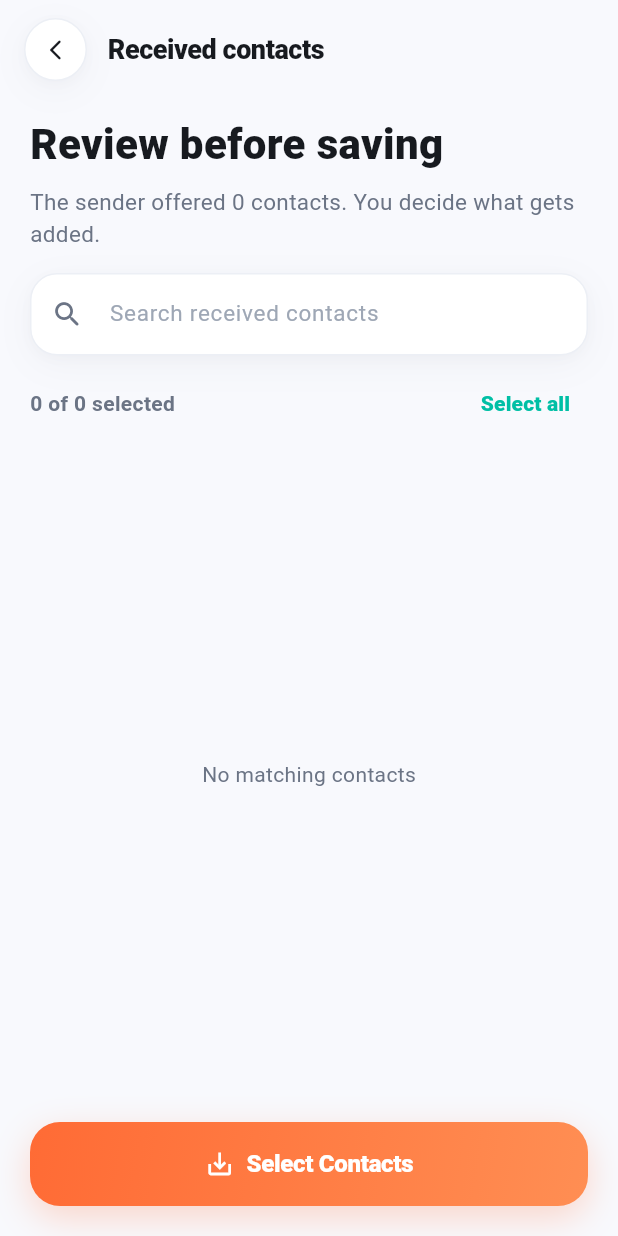
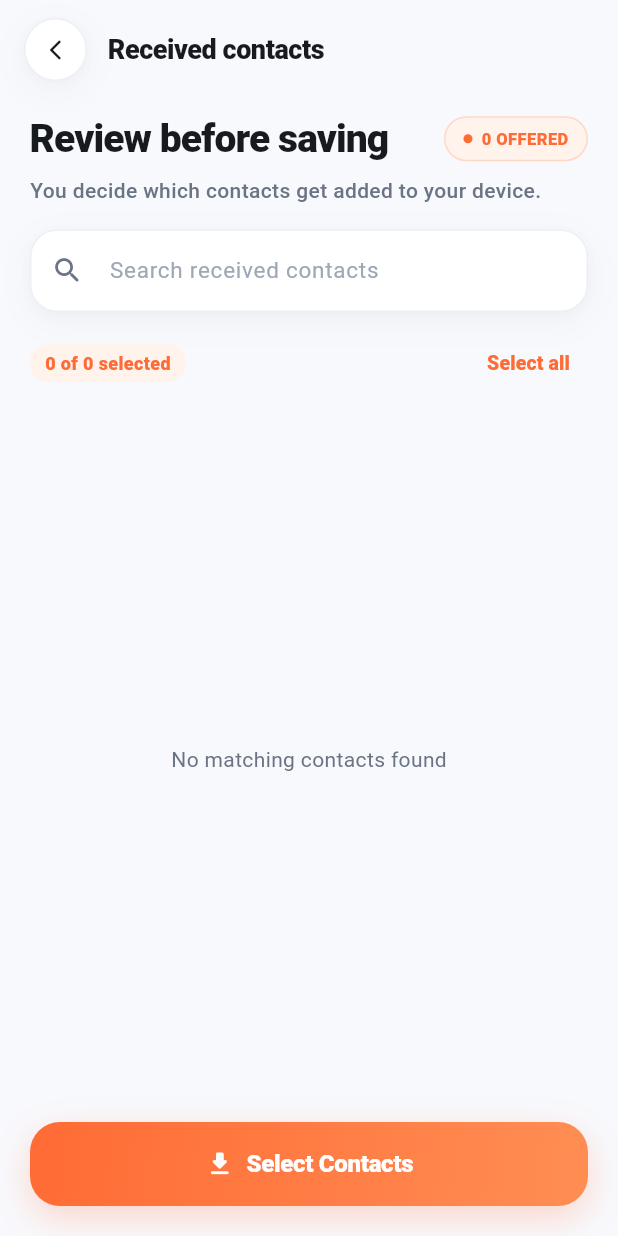
Before and after one commit to kuroi17/Qiwii-Easy-Contact-Share-QR, a Flutter app: the ReceivedScreen widget shown alone on an empty page, opened directly, on a phone screen of 412 x 824 dp. Run offline on Flutter 3.47's test engine with Material 3 defaults, Android fonts, the light colour scheme and no system bars; our stand-ins replace flutter_contacts, flutter_riverpod, permission_handler, qr_flutter; missing offline and left inert: mobile_scanner.

Commit message:
feat(import): redesign received contacts review, save bottom sheet, and result metrics screen

```diff
--- a/contactqr_flutter/lib/features/import/presentation/received_screen.dart
+++ b/contactqr_flutter/lib/features/import/presentation/received_screen.dart
@@ -5,6 +5,7 @@ import '../../../core/widgets/header.dart';
 import '../../../core/widgets/primary_button.dart';
 import '../../../core/widgets/search_box.dart';
 import '../../../core/widgets/shell.dart';
+import '../../../core/widgets/status_pill.dart';
 import '../../contacts/presentation/widgets/contact_row.dart';
 import '../providers/receiver_provider.dart';
 import 'widgets/save_sheet.dart';
@@ -51,43 +52,58 @@ class _ReceivedScreenState extends ConsumerState<ReceivedScreen> {
               child: Column(
                 crossAxisAlignment: CrossAxisAlignment.start,
                 children: [
-                  const SizedBox(height: 10),
+                  const SizedBox(height: 8),
+                  Row(
+                    mainAxisAlignment: MainAxisAlignment.spaceBetween,
+                    children: [
                       const Text(
                         'Review before saving',
                         style: TextStyle(
-                      color: AppColors.navy,
-                      fontSize: 28,
-                      fontWeight: FontWeight.w800,
+                          color: AppColors.textPrimary,
+                          fontSize: 26,
+                          fontWeight: FontWeight.w900,
+                          letterSpacing: -0.6,
                         ),
                       ),
-                  const SizedBox(height: 8),
+                      StatusPill(
+                        text: '${receiverState.receivedContacts.length} OFFERED',
+                        color: AppColors.primary,
+                        backgroundColor: AppColors.primaryLight,
+                      ),
+                    ],
+                  ),
+                  const SizedBox(height: 6),
                   Text(
-                    'The sender offered ${receiverState.receivedContacts.length} contacts. You decide what gets added.',
-                    style: const TextStyle(color: AppColors.slate, fontSize: 15),
+                    'You decide which contacts get added to your device.',
+                    style: const TextStyle(
+                      color: AppColors.textSecondary,
+                      fontSize: 14,
+                      fontWeight: FontWeight.w500,
+                    ),
                   ),
                   const SizedBox(height: 16),
 
-                  // Duplicate Detection Warning Banner
+                  // Duplicate Warning Banner
                   if (dupCount > 0)
                     Container(
-                      margin: const EdgeInsets.only(bottom: 16),
-                      padding: const EdgeInsets.symmetric(horizontal: 14, vertical: 10),
+                      margin: const EdgeInsets.only(bottom: 14),
+                      padding: const EdgeInsets.symmetric(horizontal: 16, vertical: 12),
                       decoration: BoxDecoration(
-                        color: AppColors.amber.withValues(alpha: 0.12),
-                        borderRadius: BorderRadius.circular(14),
+                        color: AppColors.amberLight,
+                        borderRadius: BorderRadius.circular(16),
                         border: Border.all(color: AppColors.amber.withValues(alpha: 0.3)),
                       ),
                       child: Row(
                         children: [
-                          const Icon(Icons.info_outline, color: AppColors.amber, size: 22),
+                          const Icon(Icons.info_outline_rounded, color: AppColors.amber, size: 20),
                           const SizedBox(width: 10),
                           Expanded(
                             child: Text(
-                              '$dupCount duplicate contact${dupCount > 1 ? 's' : ''} detected in your address book.',
+                              '$dupCount duplicate contact${dupCount > 1 ? 's' : ''} already in address book.',
                               style: const TextStyle(
-                                color: AppColors.navy,
+                                color: AppColors.textPrimary,
                                 fontSize: 13,
-                                fontWeight: FontWeight.w600,
+                                fontWeight: FontWeight.w700,
                               ),
                             ),
                           ),
@@ -102,7 +118,7 @@ class _ReceivedScreenState extends ConsumerState<ReceivedScreen> {
                               'Skip All',
                               style: TextStyle(
                                 color: AppColors.amber,
-                                fontWeight: FontWeight.w800,
+                                fontWeight: FontWeight.w900,
                                 fontSize: 13,
                               ),
                             ),
@@ -116,15 +132,24 @@ class _ReceivedScreenState extends ConsumerState<ReceivedScreen> {
                     onChanged: (q) => receiverNotifier.setSearchQuery(q),
                     hint: 'Search received contacts',
                   ),
-                  const SizedBox(height: 8),
+                  const SizedBox(height: 10),
+
                   Row(
                     mainAxisAlignment: MainAxisAlignment.spaceBetween,
                     children: [
-                      Text(
+                      Container(
+                        padding: const EdgeInsets.symmetric(horizontal: 10, vertical: 4),
+                        decoration: BoxDecoration(
+                          color: AppColors.primaryLight,
+                          borderRadius: BorderRadius.circular(12),
+                        ),
+                        child: Text(
                           '${selectedIds.length} of ${receiverState.receivedContacts.length} selected',
                           style: const TextStyle(
-                          color: AppColors.slate,
-                          fontWeight: FontWeight.w600,
+                            color: AppColors.primary,
+                            fontSize: 12,
+                            fontWeight: FontWeight.w800,
+                          ),
                         ),
                       ),
                       TextButton(
@@ -140,24 +165,27 @@ class _ReceivedScreenState extends ConsumerState<ReceivedScreen> {
                               ? 'Clear all'
                               : 'Select all',
                           style: const TextStyle(
-                            color: AppColors.teal,
+                            color: AppColors.primary,
                             fontWeight: FontWeight.w800,
+                            fontSize: 13,
                           ),
                         ),
                       ),
                     ],
                   ),
+                  const SizedBox(height: 6),
+
                   Expanded(
                     child: filtered.isEmpty
                         ? const Center(
                             child: Text(
-                              'No matching contacts',
-                              style: TextStyle(color: AppColors.slate),
+                              'No matching contacts found',
+                              style: TextStyle(color: AppColors.textSecondary),
                             ),
                           )
                         : ListView.separated(
                             itemCount: filtered.length,
-                            separatorBuilder: (_, _) => const SizedBox(height: 8),
+                            separatorBuilder: (_, _) => const SizedBox(height: 10),
                             itemBuilder: (_, index) {
                               final contact = filtered[index];
                               return ContactRow(
@@ -174,20 +202,25 @@ class _ReceivedScreenState extends ConsumerState<ReceivedScreen> {
           ),
           PrimaryButton(
             label: selectedIds.isEmpty ? 'Select Contacts' : 'Save ${selectedIds.length} Contacts',
-            icon: Icons.save_alt,
+            icon: Icons.download_rounded,
             onPressed: () {
               if (selectedIds.isEmpty) {
                 ScaffoldMessenger.of(context).showSnackBar(
-                  const SnackBar(content: Text('Please select at least one contact to save.')),
+                  SnackBar(
+                    content: const Text('Please select at least one contact to save.'),
+                    backgroundColor: AppColors.primary,
+                    behavior: SnackBarBehavior.floating,
+                    shape: RoundedRectangleBorder(borderRadius: BorderRadius.circular(12)),
+                  ),
                 );
                 return;
               }
               showModalBottomSheet(
                 context: context,
                 isDismissible: false,
-                backgroundColor: AppColors.ivory,
+                backgroundColor: AppColors.surface,
                 shape: const RoundedRectangleBorder(
-                  borderRadius: BorderRadius.vertical(top: Radius.circular(26)),
+                  borderRadius: BorderRadius.vertical(top: Radius.circular(28)),
                 ),
                 builder: (_) => SaveSheet(count: selectedIds.length),
               );
```
Also changed, not shown: contactqr_flutter/lib/features/import/presentation/result_screen.dart (+57 -21 lines), contactqr_flutter/lib/features/import/presentation/widgets/save_sheet.dart (+23 -21 lines). Lines whose indentation alone changed are shown as unchanged.
